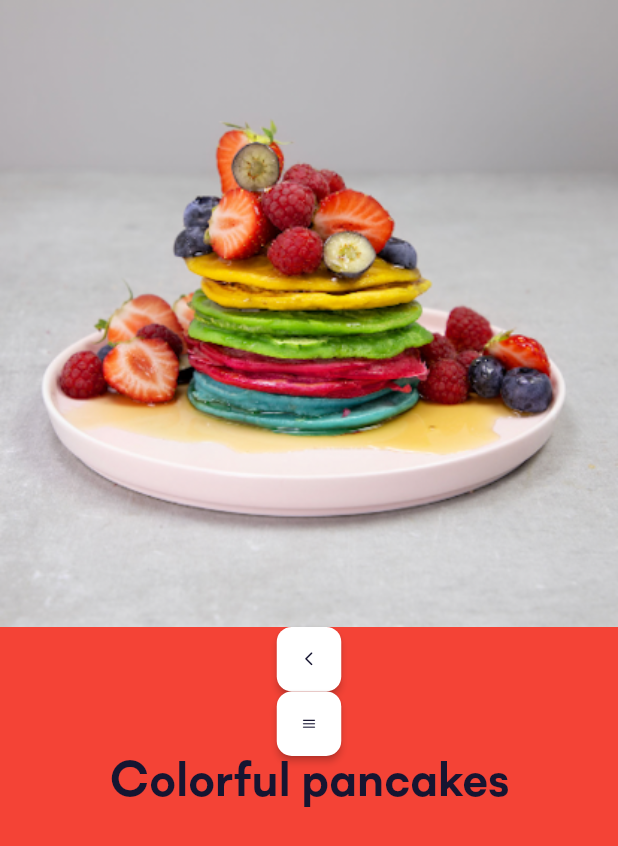
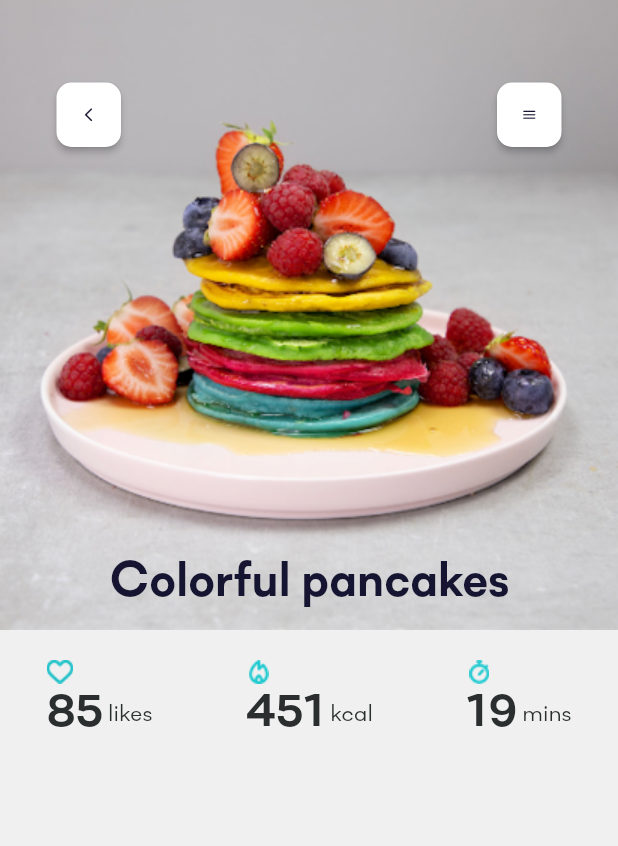
Before and after one commit to LouisHatte/MobileApp-miamMiam, a Flutter app: the screen it shows after launch, on a phone screen of 412 x 824 dp. Shown: the top 846 px of the screen. Run offline on Flutter 3.47's test engine with Material 2 defaults, Android fonts, the phone set to English and light mode, and no system bars.

Commit message:
Add Stat widget

```diff
--- a/lib/main.dart
+++ b/lib/main.dart
@@ -1,8 +1,12 @@
+import 'dart:ui';
+
 import 'package:flutter/material.dart';
-import 'appColors.dart';
+import 'package:miam_miam/widgets/Stat.dart';
 import './widgets/gobackButton.dart';
 import './widgets/menuButton.dart';
 import 'widgets/appTitle.dart';
+
+import './appColors.dart';
 
 void main() {
   runApp(App());
@@ -26,14 +30,53 @@ class Home extends StatelessWidget {
   @override
   Widget build(BuildContext context) {
     return Scaffold(
-      backgroundColor: Colors.red,
+      backgroundColor: AppColors.greyF0,
       body: Center(
         child: Column(
           children: <Widget>[
-            Image.asset('assets/images/pancakes.png'),
-            GobackButton(),
-            MenuButton(),
-            AppTitle(),
+            Stack(
+              children: <Widget>[
+                Container(
+                  height: 420,
+                  width: MediaQuery.of(context).size.width,
+                  decoration: BoxDecoration(
+                    image: DecorationImage(
+                      image: AssetImage('assets/images/pancakes.png'),
+                      fit: BoxFit.cover,
+                    ),
+                  ),
+                ),
+                Container(
+                  padding: EdgeInsets.only(top: 55),
+                  child: Row(
+                    mainAxisAlignment: MainAxisAlignment.spaceAround,
+                    children: <Widget>[
+                      GobackButton(),
+                      SizedBox(width: 100),
+                      MenuButton(),
+                    ],
+                  ),
+                ),
+                Container(
+                  padding: EdgeInsets.only(top: 370),
+                  child: Row(
+                    mainAxisAlignment: MainAxisAlignment.center,
+                    children: [
+                      AppTitle(),
+                    ],
+                  ),
+                ),
+              ],
+            ),
+            SizedBox(height: 20),
+            Row(
+              mainAxisAlignment: MainAxisAlignment.spaceAround,
+              children: <Widget>[
+                Stat('assets/images/heart.png', 85, 'likes'),
+                Stat('assets/images/calories.png', 451, 'kcal'),
+                Stat('assets/images/timer.png', 19, 'mins'),
+              ],
+            ),
           ],
         ),
       ),
--- /dev/null
+++ b/lib/widgets/Stat.dart
@@ -0,0 +1,48 @@
+import 'package:flutter/material.dart';
+import 'package:miam_miam/appColors.dart';
+
+class Stat extends StatelessWidget {
+  Stat(this.logo, this.nb, this.text);
+
+  final String logo;
+  final int nb;
+  final String text;
+
+  @override
+  Widget build(BuildContext context) {
+    print(this.logo);
+    return Row(
+      children: <Widget>[
+        Column(
+          crossAxisAlignment: CrossAxisAlignment.start,
+          children: <Widget>[
+            Image.asset(this.logo, width: 17.97, height: 15.99),
+            SizedBox(height: 3),
+            Row(
+              children: <Widget>[
+                Text(
+                  this.nb.toString(),
+                  style: TextStyle(
+                    color: AppColors.darkGrey,
+                    fontFamily: 'Soin Sans Neue',
+                    fontWeight: FontWeight.bold,
+                    fontSize: 30,
+                  ),
+                ),
+                SizedBox(width: 3),
+                Text(
+                  this.text,
+                  style: TextStyle(
+                    color: AppColors.darkGrey,
+                    fontFamily: 'Soin Sans Neue',
+                    fontSize: 16,
+                  ),
+                ),
+              ],
+            ),
+          ],
+        ),
+      ],
+    );
+  }
+}
--- a/lib/widgets/appTitle.dart
+++ b/lib/widgets/appTitle.dart
@@ -7,7 +7,7 @@ class AppTitle extends StatelessWidget {
     return Text(
       'Colorful pancakes',
       style: TextStyle(
-        color: AppColors.darkBlue.withOpacity(1),
+        color: AppColors.darkBlue,
         fontFamily: 'Soin Sans Neue',
         fontWeight: FontWeight.bold,
         fontSize: 33,
--- a/lib/widgets/gobackButton.dart
+++ b/lib/widgets/gobackButton.dart
@@ -1,4 +1,5 @@
 import 'package:flutter/material.dart';
+import '../appColors.dart';
 
 class GobackButton extends StatelessWidget {
   @override
@@ -9,7 +10,7 @@ class GobackButton extends StatelessWidget {
       decoration: BoxDecoration(
         boxShadow: <BoxShadow>[
           BoxShadow(
-            color: Color(0x00000014),
+            color: AppColors.grey14,
             offset: Offset(0, 3),
             blurRadius: 30,
           ),
@@ -21,7 +22,7 @@ class GobackButton extends StatelessWidget {
           shape: RoundedRectangleBorder(
             borderRadius: BorderRadius.circular(10),
           ),
-          primary: Color(0xFFFFFFFF).withOpacity(1),
+          primary: AppColors.white,
         ),
         onPressed: () => print('Go Back.'),
         child: FittedBox(
@@ -29,7 +30,7 @@ class GobackButton extends StatelessWidget {
           child: Icon(
             Icons.arrow_back_ios_rounded,
             size: 24, // icon size not exactly the same
-            color: Color(0xff161531).withOpacity(1),
+            color: AppColors.darkBlue,
           ),
         ),
       ),
--- a/lib/widgets/menuButton.dart
+++ b/lib/widgets/menuButton.dart
@@ -1,4 +1,5 @@
 import 'package:flutter/material.dart';
+import '../appColors.dart';
 
 class MenuButton extends StatelessWidget {
   @override
@@ -9,7 +10,7 @@ class MenuButton extends StatelessWidget {
       decoration: BoxDecoration(
         boxShadow: <BoxShadow>[
           BoxShadow(
-            color: Color(0x00000014),
+            color: AppColors.grey14,
             offset: Offset(0, 3),
             blurRadius: 30,
           ),
@@ -21,15 +22,15 @@ class MenuButton extends StatelessWidget {
           shape: RoundedRectangleBorder(
             borderRadius: BorderRadius.circular(10),
           ),
-          primary: Color(0xFFFFFFFF).withOpacity(1),
+          primary: AppColors.white,
         ),
-        onPressed: () => print('Go Back.'),
+        onPressed: () => print('Open menu.'),
         child: FittedBox(
           fit: BoxFit.contain,
           child: Icon(
             Icons.menu_rounded,
             size: 24, // icon size not exactly the same
-            color: Color(0xff161531).withOpacity(1),
+            color: AppColors.darkBlue,
           ),
         ),
       ),
```
Also changed, not shown: assets/images/calories.png (added), assets/images/calories.svg (deleted), assets/images/heart.png (added), assets/images/heart.svg (deleted), assets/images/timer.png (added), assets/images/timer.svg (deleted).
